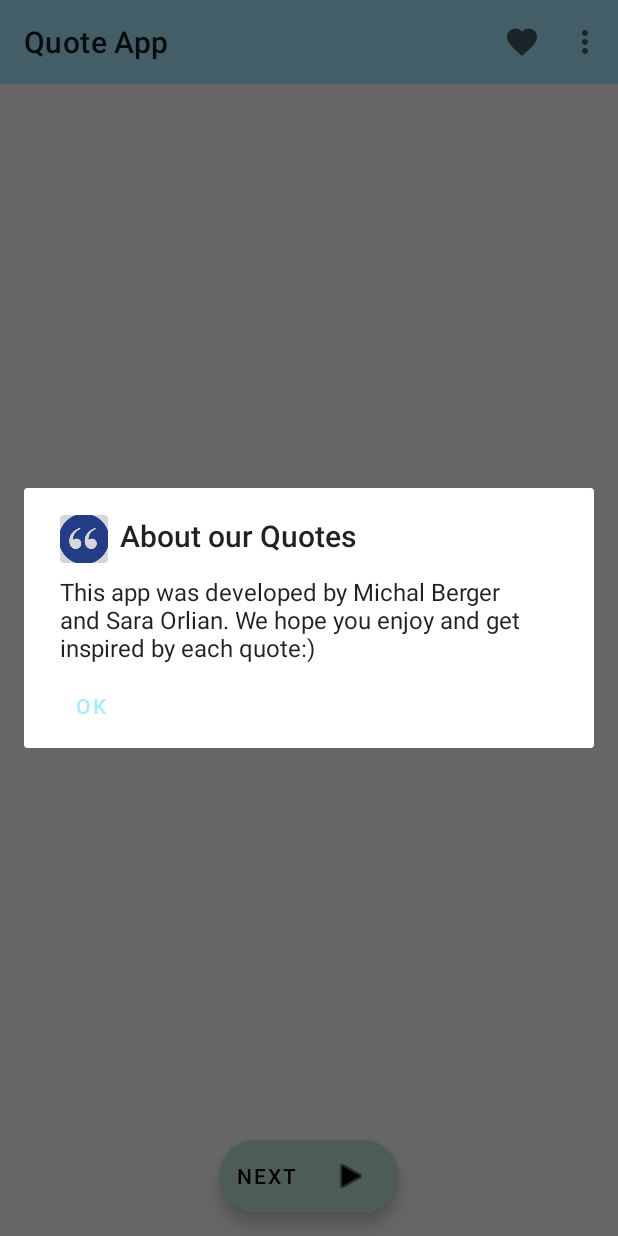
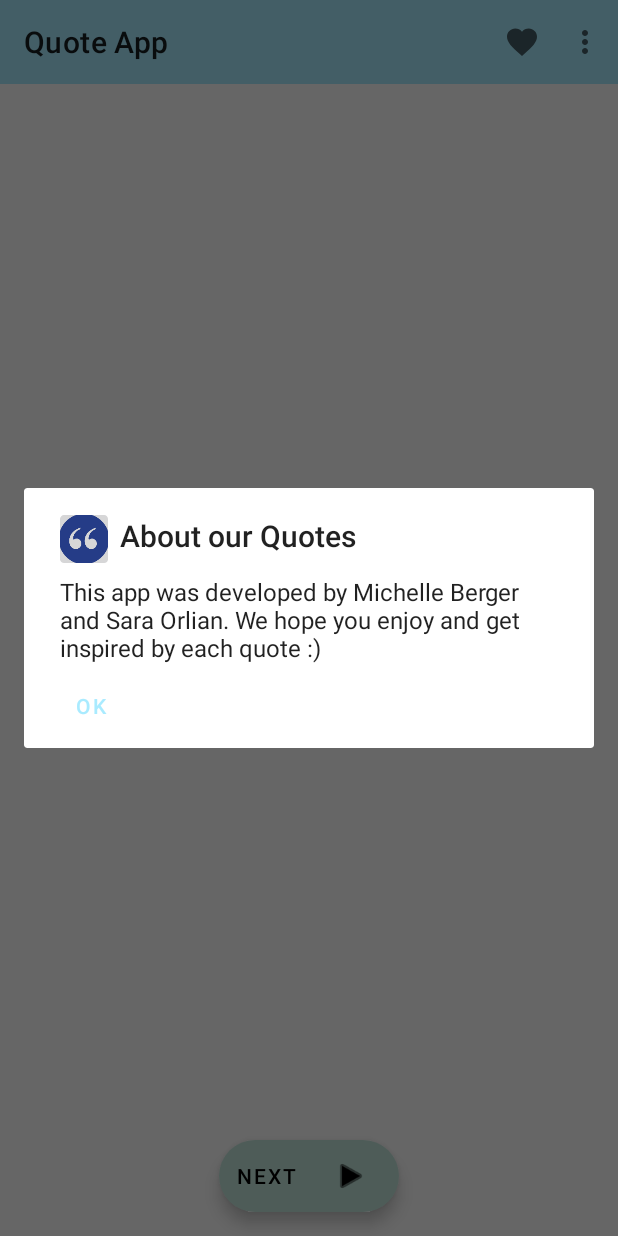
Before and after one commit to SaraOrlian/QuoteApp, an Android app: the screen it shows after launch (MainActivity), in the options menu, after a tap on "About", on a phone screen of 412 x 824 dp. Run offline under Robolectric (Android 15) with nearby library versions, the phone set to English and light mode, and no system bars.

Commit message:
some refactoring

```diff
--- a/app/src/main/java/com/example/quote_app/MainActivity.java
+++ b/app/src/main/java/com/example/quote_app/MainActivity.java
@@ -43,10 +43,9 @@ public class MainActivity extends AppCompatActivity {
 
         setupFAB();
         setupFields();
+
         restoreFromPreferences_TextSize();
-
-        SharedPreferences savedPrefs = getSharedPreferences(savedQuotesFileName, MODE_PRIVATE);
-        quotesSet = savedPrefs.getStringSet(savedQuotesSetName, new HashSet<>());
+        restoreFromPreferences_Quotes();
     }
 
     private void setupFields() {
@@ -91,9 +90,6 @@ public class MainActivity extends AppCompatActivity {
 
     @Override
     public boolean onOptionsItemSelected(MenuItem item) {
-        // Handle action bar item clicks here. The action bar will
-        // automatically handle clicks on the Home/Up button, so long
-        // as you specify a parent activity in AndroidManifest.xml.
         int id = item.getItemId();
 
         switch (id) {
@@ -107,18 +103,24 @@ public class MainActivity extends AppCompatActivity {
                 quotesSet.add(currQuote + "- " + currAuthor);
                 return true;
             case R.id.activity_saved_quotes:
-                Intent intent = new Intent(getApplicationContext(), SavedQuotesActivity.class);
-                intent.putExtra("QUOTES", new ArrayList<>(quotesSet));
-                startActivity(intent);
+                showSavedQuotes();
                 return true;
             default:
                 return super.onOptionsItemSelected(item);
         }
     }
 
+    private void showSavedQuotes() {
+        Intent intent = new Intent(getApplicationContext(), SavedQuotesActivity.class);
+        intent.putExtra("QUOTES", new ArrayList<>(quotesSet));
+        startActivity(intent);
+    }
+
     private void showAbout() {
-        showInfoDialog(this, "About our Quotes", "This app was developed by Michal Berger and Sara Orlian. We hope you enjoy and " +
-                "get inspired by each quote:)");
+        showInfoDialog(this,
+                       "About our Quotes",
+                       "This app was developed by Michelle Berger and Sara Orlian. " +
+                       "We hope you enjoy and get inspired by each quote :)");
     }
 
     private void showSettings() {
@@ -139,4 +141,9 @@ public class MainActivity extends AppCompatActivity {
         boolean largeText = defaultSharedPreferences.getBoolean(getString(R.string.text_size), true);
         quoteText.setTextSize(largeText ? 25 : 18);
     }
+
+    private void restoreFromPreferences_Quotes() {
+        SharedPreferences savedPrefs = getSharedPreferences(savedQuotesFileName, MODE_PRIVATE);
+        quotesSet = savedPrefs.getStringSet(savedQuotesSetName, new HashSet<>());
+    }
 }
--- a/app/src/main/java/com/example/quote_app/SavedQuotesActivity.java
+++ b/app/src/main/java/com/example/quote_app/SavedQuotesActivity.java
@@ -30,7 +30,7 @@ public class SavedQuotesActivity extends AppCompatActivity {
         ArrayAdapter<String> adapter = new ArrayAdapter<>(this,
                 R.layout.activity_listview, quotesArray);
 
-        ListView listView = (ListView) findViewById(R.id.quotes_list);
+        ListView listView = findViewById(R.id.quotes_list);
         listView.setAdapter(adapter);
     }
 }
```
